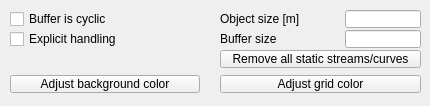
Before: the Qt Designer form ui/qdlggraphs.ui in CoppeliaRobotics/coppeliaSimLib, drawn with Qt 5.
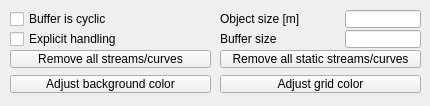
After: the same form once the commit is applied.

```diff
--- a/ui/qdlggraphs.ui
+++ b/ui/qdlggraphs.ui
@@ -431,7 +431,7 @@
     <rect>
      <x>10</x>
      <y>75</y>
-     <width>190</width>
+     <width>201</width>
      <height>18</height>
     </rect>
    </property>
@@ -442,6 +442,22 @@
     <string>Adjust background color</string>
    </property>
   </widget>
+  <widget class="QToolButton" name="qqRemoveAll">
+   <property name="geometry">
+    <rect>
+     <x>10</x>
+     <y>50</y>
+     <width>201</width>
+     <height>18</height>
+    </rect>
+   </property>
+   <property name="focusPolicy">
+    <enum>Qt::StrongFocus</enum>
+   </property>
+   <property name="text">
+    <string>Remove all streams/curves</string>
+   </property>
+  </widget>
  </widget>
  <tabstops>
   <tabstop>qqBufferIsCyclic</tabstop>
```
